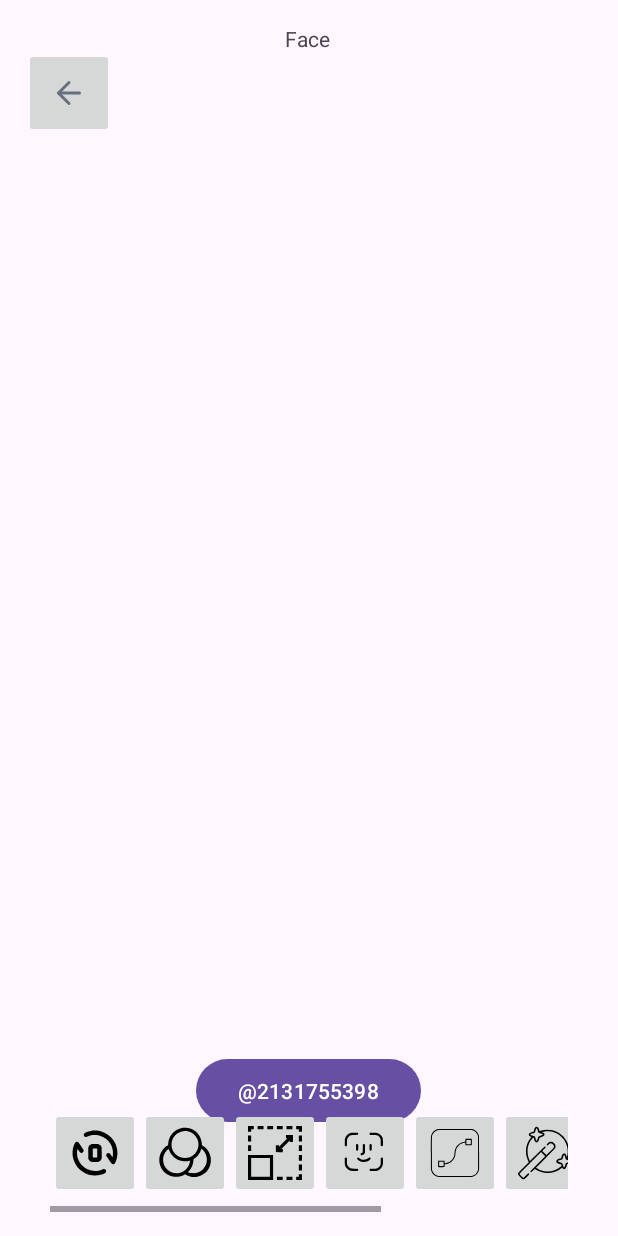
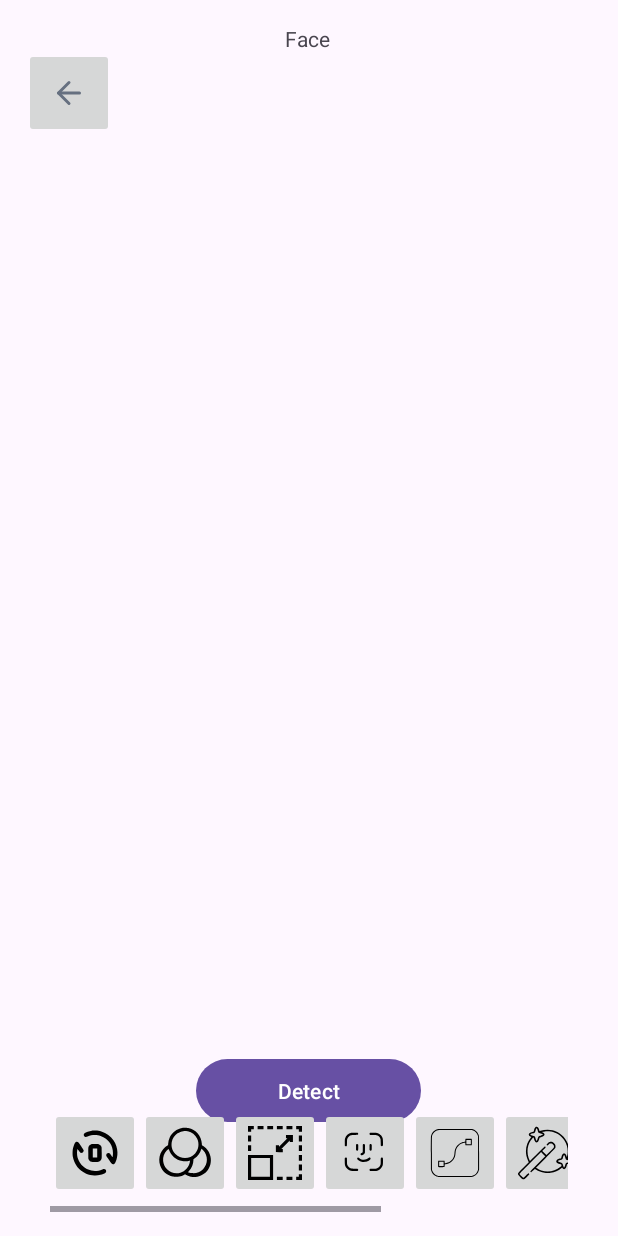
Before and after one commit to mikhaylov1gor/MobileDevHits, an Android app: the FaceActivity screen opened directly, with no data from a screen before it, on a phone screen of 412 x 824 dp. Run offline under Robolectric (Android 15) with nearby library versions, the phone set to English and light mode, and no system bars; libraries missing offline, so code that uses them is left out: org.opencv.android, org.opencv.core, org.opencv.imgproc, org.opencv.objdetect; 1 statement that could not run was skipped.

Commit message:
String change

```diff
--- a/app/src/main/res/values-night/strings.xml
+++ b/app/src/main/res/values-night/strings.xml
@@ -1,4 +1,3 @@
 <?xml version="1.0" encoding="utf-8"?>
 <resources>
-    <string name="detect_faces">Detect faces</string>
 </resources>
--- a/app/src/main/res/values/strings.xml
+++ b/app/src/main/res/values/strings.xml
@@ -1,8 +1,10 @@
 <resources>
     <string name="app_name">mobile dev hits</string>
-    <string name="rotate">ROTATE</string>
+    <string name="rotate_button_text">Rotate</string>
+    <string name="rotate">TODO</string>
     <string name="color">COLOR</string>
     <string name="scale">TODO</string>
+    <string name="detect_faces">Detect</string>
     <string name="face">TODO</string>
     <string name="vector_edit">TODO</string>
     <string name="retouch">TODO</string>
```
